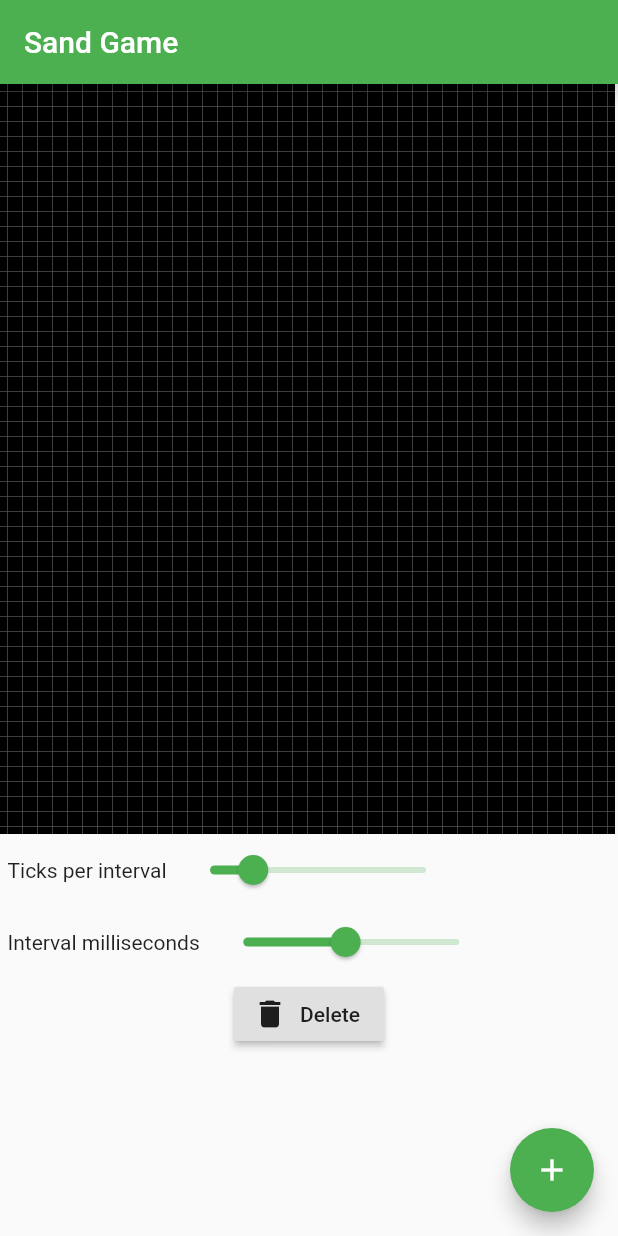
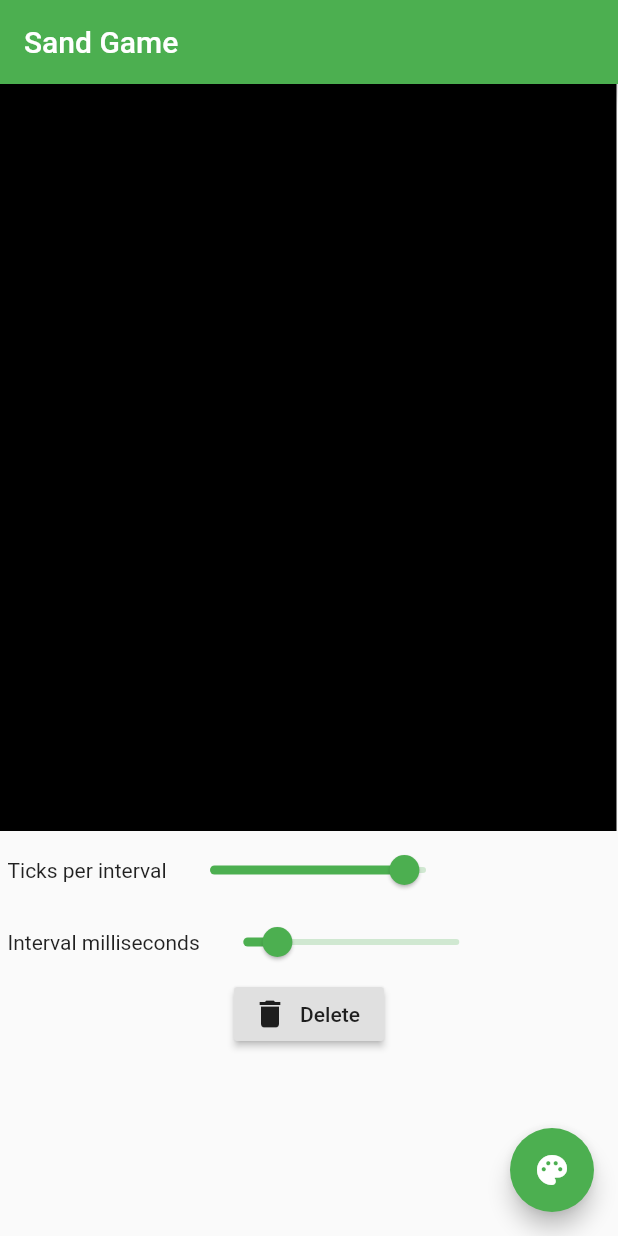
Before and after one commit to almejo/flutter-sand-game, a Flutter app: the screen it shows after launch, on a phone screen of 412 x 824 dp. Run offline on Flutter 3.47's test engine with Material 2 defaults, Android fonts, the light colour scheme and no system bars.

Commit message:
little blocks and more tweaks

```diff
--- a/lib/main.dart
+++ b/lib/main.dart
@@ -56,7 +56,7 @@ class _MyHomePageState extends State<MyHomePage> {
           await askMaterial(context);
         },
         tooltip: 'Materials',
-        child: Icon(Icons.add),
+        child: Icon(Icons.palette),
       ), // This trailing comma makes auto-formatting nicer for build methods.
     );
   }
--- a/lib/sand_canvas.dart
+++ b/lib/sand_canvas.dart
@@ -2,6 +2,8 @@ import 'dart:async';
 
 import 'package:flutter/material.dart';
 import 'package:sand_game/simulator.dart';
+
+const double blockSide = 3.0;
 
 class SandCanvas extends StatefulWidget {
   final CellType material;
@@ -17,10 +19,10 @@ class SandCanvas extends StatefulWidget {
 }
 
 class _SandCanvasState extends State<SandCanvas> {
-  Simulator _simulator = new Simulator(100, 100);
+  Simulator _simulator = new Simulator(100, 500 ~/ blockSide);
   Timer _timer;
-  var _ticks = 10000;
-  var _milliseconds = 50;
+  var _ticks = 45000;
+  var _milliseconds = 20;
 
   @override
   void initState() {
@@ -40,7 +42,7 @@ class _SandCanvasState extends State<SandCanvas> {
 
   @override
   Widget build(BuildContext context) {
-    _simulator.resizeWidth(widget.width ~/ 5.0);
+    _simulator.resizeWidth(widget.width ~/ blockSide);
     return Column(children: [
       GestureDetector(
           onVerticalDragStart: (details) => setMaterial(details),
@@ -66,6 +68,7 @@ class _SandCanvasState extends State<SandCanvas> {
           min: 0,
           max: 50000,
           value: _ticks.toDouble(),
+          label: "$_ticks",
           onChanged: (value) {
             setState(() {
               _ticks = value.toInt();
@@ -80,9 +83,10 @@ class _SandCanvasState extends State<SandCanvas> {
               'Interval milliseconds',
               textAlign: TextAlign.center,
             )),
-        Slider(
+        Slider.adaptive(
           min: 5,
           max: 100,
+          label: "$_milliseconds",
           value: _milliseconds.toDouble(),
           onChanged: (value) {
             _milliseconds = value.toInt();
@@ -103,16 +107,16 @@ class _SandCanvasState extends State<SandCanvas> {
   }
 
   void setMaterial(details) {
-    _simulator.setMaterial(details.localPosition.dx ~/ 5,
-        details.localPosition.dy ~/ 5, widget.material);
-    _simulator.setMaterial(details.localPosition.dx ~/ 5 + 1,
-        details.localPosition.dy ~/ 5, widget.material);
-    _simulator.setMaterial(details.localPosition.dx ~/ 5,
-        details.localPosition.dy ~/ 5 + 1, widget.material);
-    _simulator.setMaterial(details.localPosition.dx ~/ 5 - 1,
-        details.localPosition.dy ~/ 5, widget.material);
-    _simulator.setMaterial(details.localPosition.dx ~/ 5,
-        details.localPosition.dy ~/ 5 - 1, widget.material);
+    _simulator.setMaterial(details.localPosition.dx ~/ blockSide,
+        details.localPosition.dy ~/ blockSide, widget.material);
+    _simulator.setMaterial(details.localPosition.dx ~/ blockSide + 1,
+        details.localPosition.dy ~/ blockSide, widget.material);
+    _simulator.setMaterial(details.localPosition.dx ~/ blockSide,
+        details.localPosition.dy ~/ blockSide + 1, widget.material);
+    _simulator.setMaterial(details.localPosition.dx ~/ blockSide - 1,
+        details.localPosition.dy ~/ blockSide, widget.material);
+    _simulator.setMaterial(details.localPosition.dx ~/ blockSide,
+        details.localPosition.dy ~/ blockSide - 1, widget.material);
   }
 
   void _showClearDialog() {
@@ -122,8 +126,8 @@ class _SandCanvasState extends State<SandCanvas> {
         // return object of type Dialog
         return AlertDialog(
           title: new Text("Clear all"),
-          content:
-              new Text("Are you sure you want to clear the board? This cannot be undone"),
+          content: new Text(
+              "Are you sure you want to clear the board? This cannot be undone"),
           actions: <Widget>[
             // usually buttons at the bottom of the dialog
             new FlatButton(
@@ -148,8 +152,9 @@ class _SandCanvasState extends State<SandCanvas> {
 
 class SandPainter extends CustomPainter {
   Simulator simulator;
+  double side;
 
-  SandPainter({this.simulator});
+  SandPainter({this.side, this.simulator});
 
   @override
   bool shouldRepaint(CustomPainter old) {
@@ -157,13 +162,22 @@ class SandPainter extends CustomPainter {
   }
 
   paint(Canvas canvas, Size size) {
+    final backgroundPaint = Paint()
+      ..color = Colors.black
+      ..strokeWidth = 4;
+    Rect myRect = Offset(0, 0) &
+        Size(blockSide * simulator.width, blockSide * simulator.height);
+    canvas.drawRect(myRect, backgroundPaint);
     for (int i = 0; i < simulator.width; i++) {
       for (int j = 0; j < simulator.height; j++) {
-        Rect myRect = Offset(i * 5.0, j * 5.0) & Size(5.0, 5.0);
-        final paint = Paint()
-          ..color = simulator.getCellType(i, j).color
-          ..strokeWidth = 4;
-        canvas.drawRect(myRect, paint);
+        if (simulator.getCellType(i, j) != CellType.NONE) {
+          Rect myRect =
+              Offset(i * blockSide, j * blockSide) & Size(blockSide, blockSide);
+          final paint = Paint()
+            ..color = simulator.getCellType(i, j).color
+            ..strokeWidth = 4;
+          canvas.drawRect(myRect, paint);
+        }
       }
     }
   }
--- a/lib/simulator.dart
+++ b/lib/simulator.dart
@@ -14,6 +14,8 @@ enum CellType {
   FIRE_GENERATOR,
   WOOD,
 }
+
+const _generators  = [CellType.FIRE_GENERATOR, CellType.SAND_GENERATOR, CellType.WATER_GENERATOR];
 
 extension MaterialColor on CellType {
   Color get color {
@@ -128,6 +130,10 @@ class Simulator {
   void doSteam(int x, int y) {
     if (isEmpty(x, y - 1) || isFluid(x, y - 1)) {
       swap(x, y, x, y - 1);
+    }
+    if ((isPlant(x, y - 1) || isPlant(x - 1, y) || isPlant(x + 1, y)) &&
+        _random.nextInt(100) < 50) {
+      setMaterial(x, y, CellType.PLANT);
     } else if (_random.nextInt(100) < 50) {
       if (!checkGasRight(x, y) && !checkGasLeft(x, y)) {
         checkCondensation(x, y);
@@ -300,7 +306,7 @@ class Simulator {
     }
   }
 
-  bool canGenerate(int x, int y) => isEmpty(x, y) || canMove(x, y);
+  bool canGenerate(int x, int y) => !isGenerator(x,y);
 
   void setMaterial(int x, int y, CellType type) {
     if (!inBounds(x, y)) {
@@ -350,4 +356,12 @@ class Simulator {
     _board = List.generate(
         this.width, (i) => List.generate(this.height, (j) => CellType.NONE));
   }
+
+  bool isPlant(int x, int y) {
+    return test(x, y, CellType.PLANT);
+  }
+
+  bool isGenerator(int x, int y) {
+    return _generators.contains(getCellType(x, y));
+  }
 }
```
